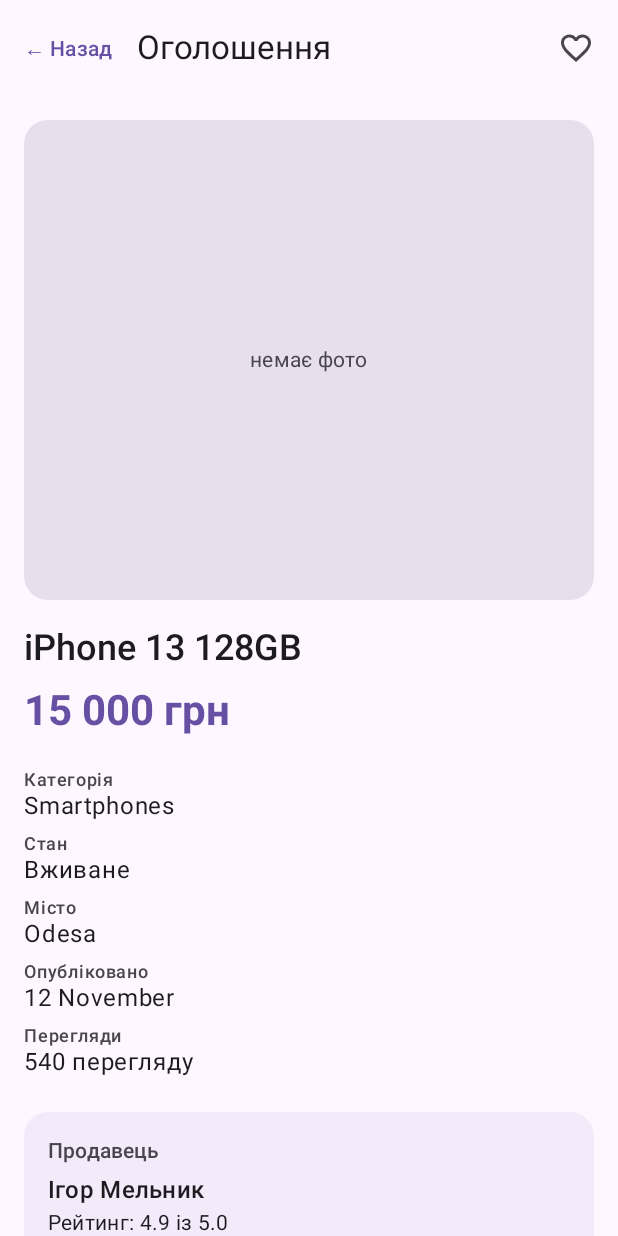
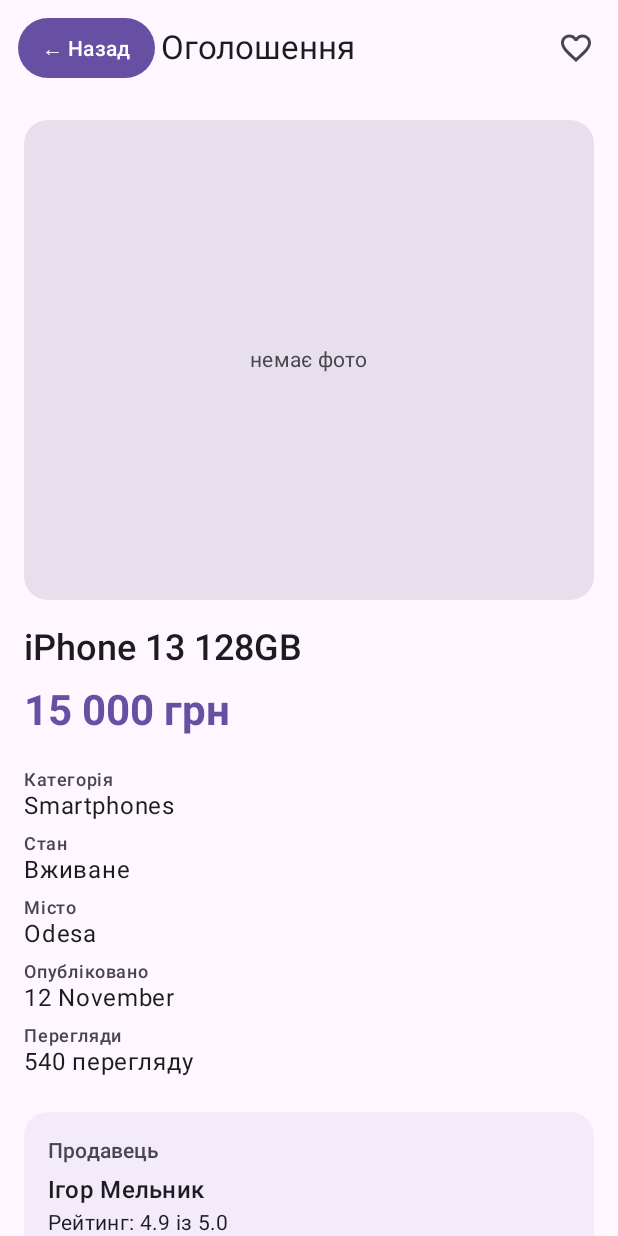
Before and after one commit to sstr-okkt/ad-board-app, an Android app built with Jetpack Compose: the @Preview function DetailContentPreview, on a phone screen of 412 x 824 dp. Run offline under Robolectric (Android 15) with nearby library versions, the phone set to English and light mode, and no system bars; pictures from the network do not load; 2 statements that could not run were skipped.

Commit message:
fix: style the back button like the add action

```diff
--- a/app/src/main/java/com/example/adboardapp/ui/DetailScreen.kt
+++ b/app/src/main/java/com/example/adboardapp/ui/DetailScreen.kt
@@ -125,9 +125,11 @@ fun DetailContent(
             TopAppBar(
                 title = { Text(stringResource(R.string.ad_screen_title)) },
                 navigationIcon = {
-                    TextButton(onClick = onBack) {
-                        Text(stringResource(R.string.back))
-                    }
+                    GreenActionButton(
+                        text = stringResource(R.string.back),
+                        onClick = onBack,
+                        modifier = Modifier.padding(start = 8.dp)
+                    )
                 },
                 actions = {
                     if (ad != null) {
--- /dev/null
+++ b/app/src/main/java/com/example/adboardapp/ui/GreenActionButton.kt
@@ -0,0 +1,37 @@
+package com.example.adboardapp.ui
+
+import androidx.compose.foundation.layout.PaddingValues
+import androidx.compose.material3.Button
+import androidx.compose.material3.ButtonDefaults
+import androidx.compose.material3.MaterialTheme
+import androidx.compose.material3.Text
+import androidx.compose.runtime.Composable
+import androidx.compose.ui.Modifier
+import androidx.compose.ui.graphics.Color
+import androidx.compose.ui.graphics.luminance
+import androidx.compose.ui.unit.dp
+import com.example.adboardapp.ui.theme.ButtonGreen
+import com.example.adboardapp.ui.theme.ButtonGreenDark
+
+// Green pill button used for the main actions
+@Composable
+internal fun GreenActionButton(
+    text: String,
+    onClick: () -> Unit,
+    modifier: Modifier = Modifier
+) {
+    val isDark = MaterialTheme.colorScheme.background.luminance() < 0.5f
+    val green = if (isDark) ButtonGreenDark else ButtonGreen
+
+    Button(
+        onClick = onClick,
+        colors = ButtonDefaults.buttonColors(
+            containerColor = green,
+            contentColor = Color.White
+        ),
+        contentPadding = PaddingValues(horizontal = 16.dp, vertical = 8.dp),
+        modifier = modifier
+    ) {
+        Text(text)
+    }
+}
```
Also changed, not shown: app/src/main/java/com/example/adboardapp/ui/AddAdButton.kt (+3 -21 lines).
